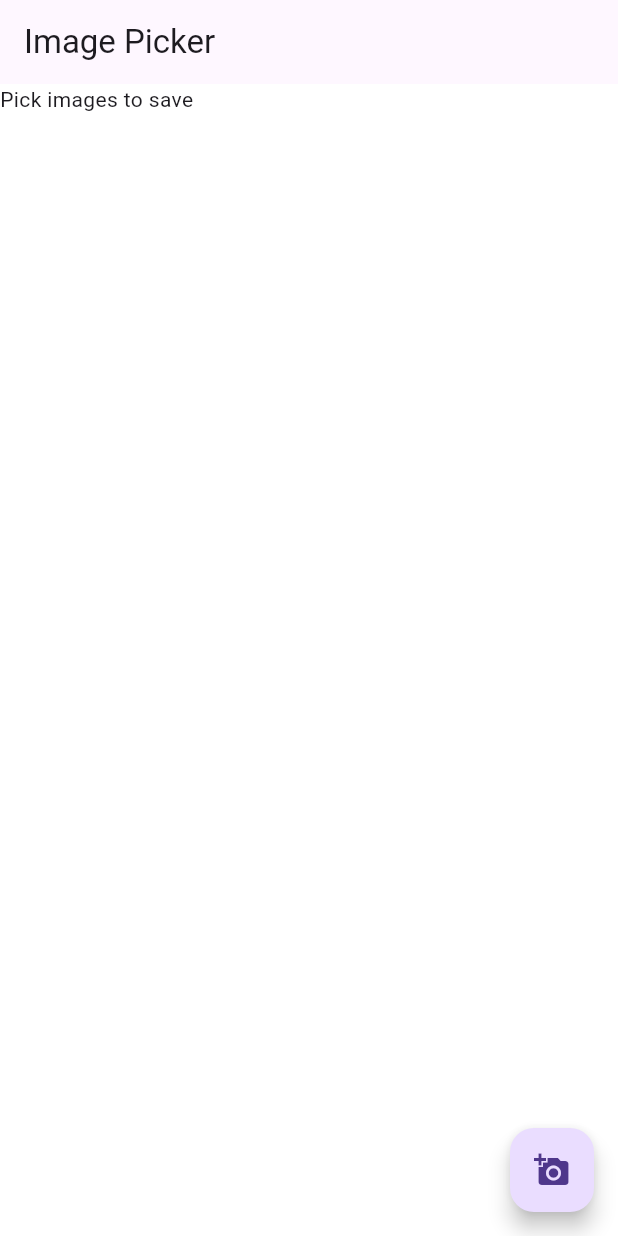
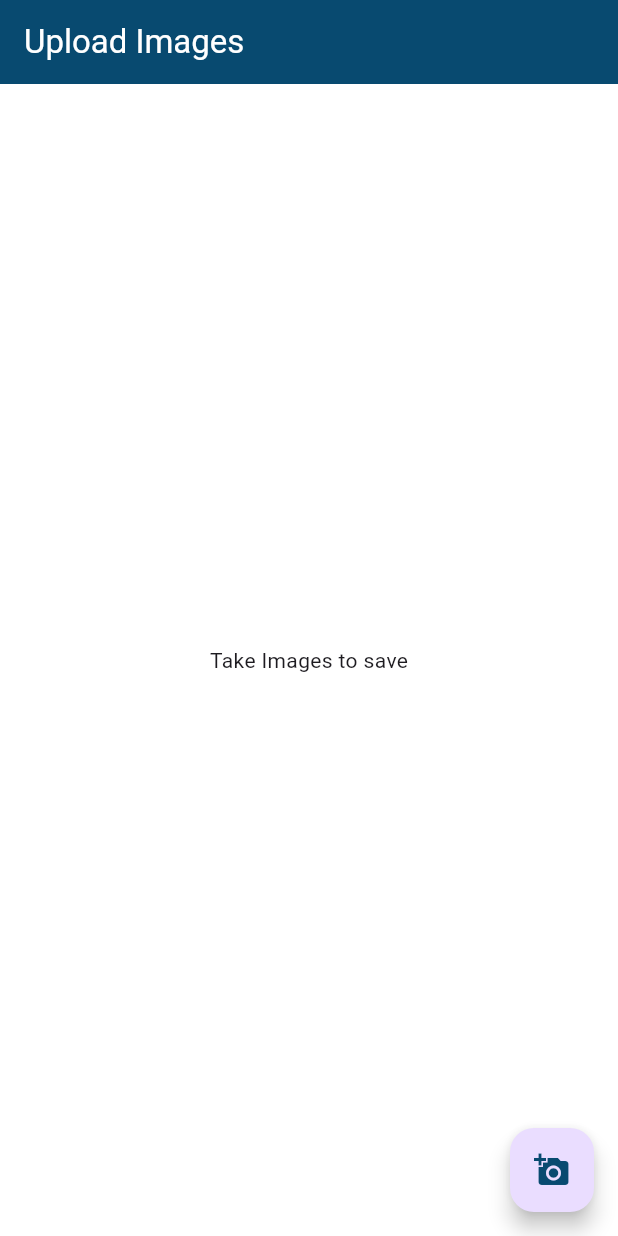
Before and after one commit to HashiniDivyanjanee/Vehicle_Service_App, a Flutter app: the Test screen opened by its route, on a phone screen of 412 x 824 dp. Run offline on Flutter 3.47's test engine with Material 3 defaults, Android fonts, the phone set to English and light mode, and no system bars; our stand-ins replace bloc, convex_bottom_bar, dio, equatable, flutter_bloc, go_router and 2 more.

Commit message:
image upload and save

```diff
--- a/lib/src/logic/bloc/take_image/image_bloc.dart
+++ b/lib/src/logic/bloc/take_image/image_bloc.dart
@@ -36,7 +36,7 @@ class ImageBloc extends Bloc<ImageEvent, ImageState> {
           'file': await MultipartFile.fromFile(file.path, filename: file.path.split('/').last),
         });
         final response = await _dio.post(
-          'http://your-server-machine-name:5000/api/upload',
+          'http://192.168.1.13:5000/api/upload',
           data: formData,
         );
 
--- a/lib/src/presentation/screen/home.dart
+++ b/lib/src/presentation/screen/home.dart
@@ -90,8 +90,8 @@ class Home extends StatelessWidget {
                       .pushNamed(MyAppRouteConstants.JobCardList);},
         ),
         Card_Widget(
-            cardname: 'TEST 2',
-            card_icon: Icons.safety_check,
+            cardname: 'IMAGES',
+            card_icon: Icons.image,
             callback: () { GoRouter.of(context)
                       .pushNamed(MyAppRouteConstants.Test);}),
       ],
--- a/lib/src/presentation/screen/job_details.dart
+++ b/lib/src/presentation/screen/job_details.dart
@@ -1,5 +1,6 @@
 import 'package:flutter/material.dart';
 import 'package:vehicle_service_app/src/constant/themes.dart';
+import 'package:vehicle_service_app/src/presentation/screen/test.dart';
 import 'package:vehicle_service_app/src/presentation/tabs/service_type_tab.dart';
 import 'package:vehicle_service_app/src/presentation/tabs/vehical_information_tab.dart';
 
@@ -25,12 +26,16 @@ class JobDetails extends StatelessWidget {
             Tab(
               text: "Business Details",
             ),
+            //  Tab(
+            //   text: "Images",
+            // ),
           ]),
         ),
         body: TabBarView(
           children: [
             ServiceType(),
             VehicalInformation(),
+            // Test()
           ],
         ),
       ),
--- a/lib/src/presentation/screen/test.dart
+++ b/lib/src/presentation/screen/test.dart
@@ -1,10 +1,13 @@
 import 'dart:io';
-
 import 'package:flutter/material.dart';
 import 'package:flutter_bloc/flutter_bloc.dart';
+import 'package:vehicle_service_app/src/constant/themes.dart';
 import 'package:vehicle_service_app/src/logic/bloc/take_image/image_bloc.dart';
+import 'package:vehicle_service_app/src/presentation/widgets/app_bar_widget.dart';
+import 'package:vehicle_service_app/src/presentation/widgets/buttons.dart';
 
 class Test extends StatefulWidget {
+  Test({super.key});
   @override
   _TestState createState() => _TestState();
 }
@@ -13,8 +16,8 @@ class _TestState extends State<Test> {
   @override
   Widget build(BuildContext context) {
     return Scaffold(
-      appBar: AppBar(
-        title: Text('Image Picker'),
+      appBar: AppBarWidget(
+        appBarName: 'Upload Images',
       ),
       body: BlocConsumer<ImageBloc, ImageState>(
         listener: (context, state) {
@@ -29,7 +32,7 @@ class _TestState extends State<Test> {
         },
         builder: (context, state) {
           if (state is ImageInitial) {
-            return Text('Pick images to save');
+            return Center(child: Text('Take Images to save'));
           } else if (state is ImagesPicked) {
             return Column(
               children: [
@@ -41,24 +44,33 @@ class _TestState extends State<Test> {
                     },
                   ),
                 ),
-                ElevatedButton(
-                  onPressed: () {
-                    context.read<ImageBloc>().add(SaveImagesEvent(images: state.images));
-                  },
-                  child: Text('Save Images'),
-                ),
+                ButtonComponent(
+                    buttonText: "SAVE",
+                    textColor: Colors.white,
+                    buttonColor: AppThemes.PrimaryColor,
+                    callback: () {
+                      context
+                          .read<ImageBloc>()
+                          .add(SaveImagesEvent(images: state.images));
+                    }),
               ],
             );
           } else if (state is ImagesSaved) {
-            return Center(child: Text('Images Saved Successfully'));
+            return Center(
+                child: Text(
+              'Images Saved Successfully',
+              style: TextStyle(color: Colors.green),
+            ));
           } else {
             return Center(child: CircularProgressIndicator());
           }
         },
       ),
-      floatingActionButton: FloatingActionButton(onPressed: () {
-        context.read<ImageBloc>().add(PickImagesEvent());
-      }, child: Icon(Icons.add_a_photo)),
+      floatingActionButton: FloatingActionButton(
+          onPressed: () {
+            context.read<ImageBloc>().add(PickImagesEvent());
+          },
+          child: Icon(Icons.add_a_photo, color: AppThemes.PrimaryColor)),
     );
   }
 }
```
